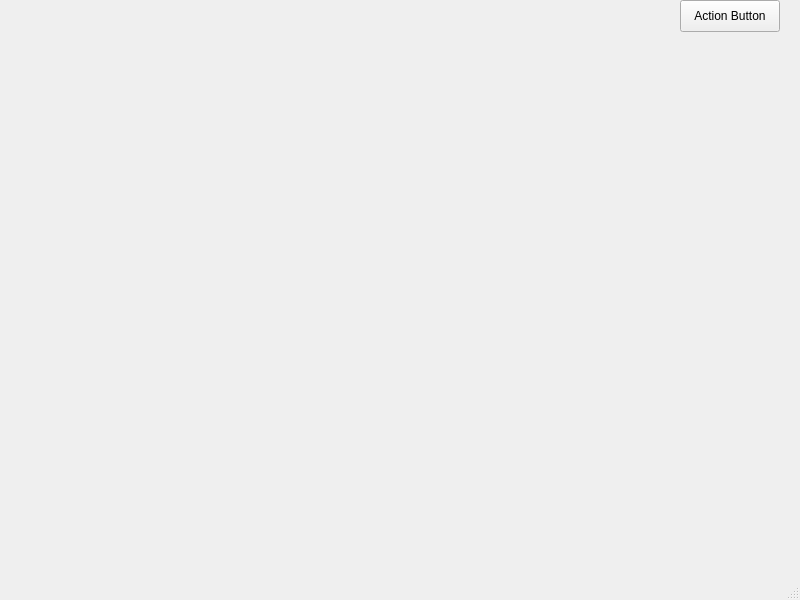
This is mainwindow.ui in Crenat/file-system-model as Qt 5 draws it before an edit. The edited form follows.
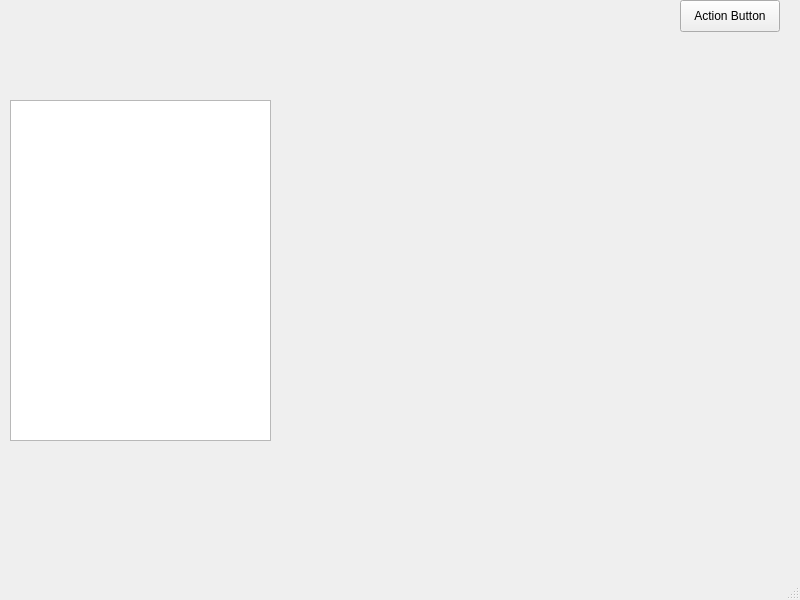
This is the edited form.

What changed in the file:
```diff
--- a/mainwindow.ui
+++ b/mainwindow.ui
@@ -40,6 +40,16 @@
      <string>Action Button</string>
     </property>
    </widget>
+   <widget class="QListView" name="listView">
+    <property name="geometry">
+     <rect>
+      <x>10</x>
+      <y>100</y>
+      <width>261</width>
+      <height>341</height>
+     </rect>
+    </property>
+   </widget>
   </widget>
   <widget class="QMenuBar" name="menubar">
    <property name="geometry">
```
Left out of the diff: 2 changed lines with no effect on the pictures.
